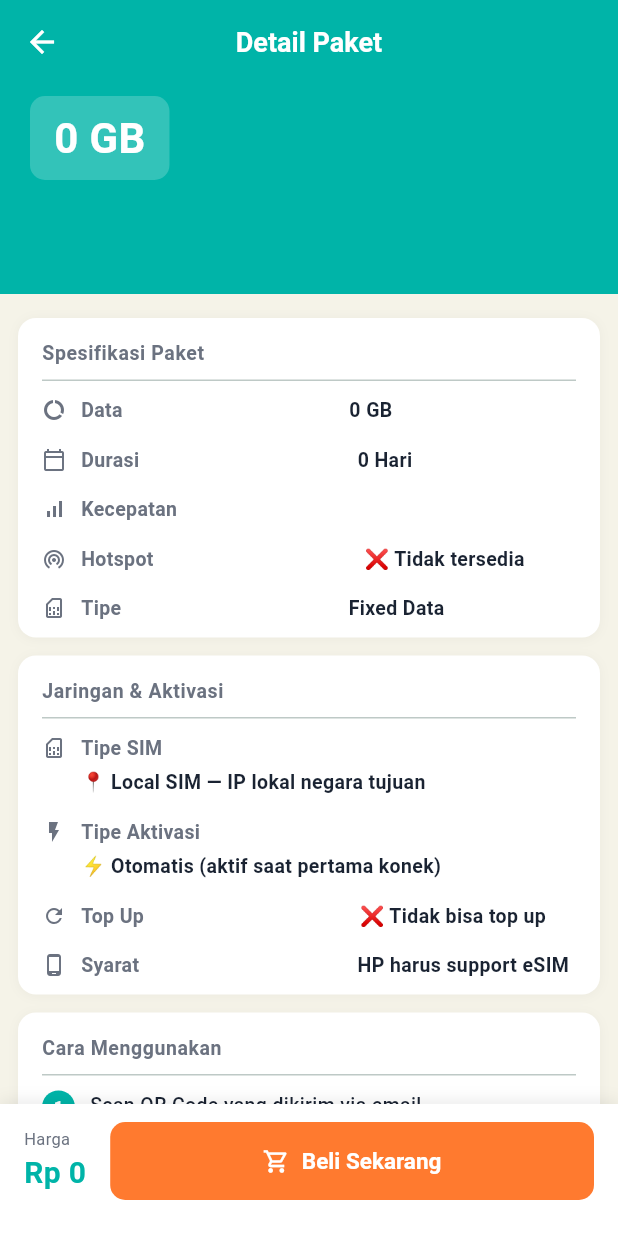
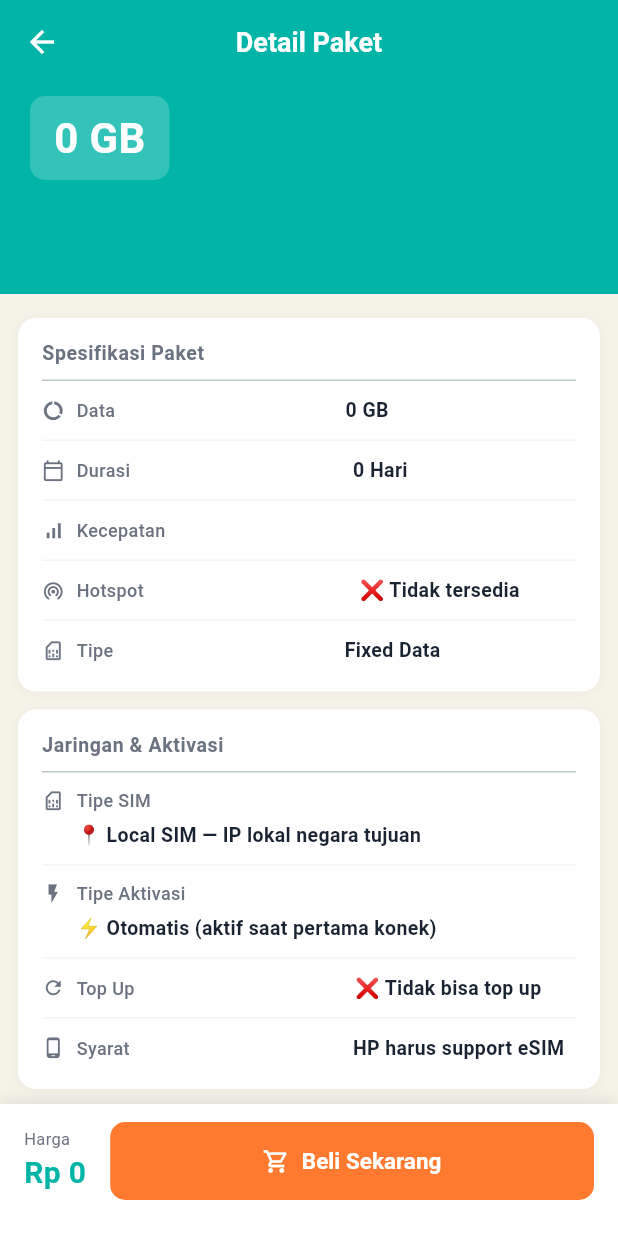
Before and after one commit to Sayuliho/gohosim-flutter, a Flutter app: the PackageDetailScreen screen opened directly with empty values, on a phone screen of 412 x 824 dp. Run offline on Flutter 3.47's test engine with Material 3 defaults, Android fonts, the phone set to English and light mode, and no system bars; our stand-ins replace flutter_secure_storage, go_router, webview_flutter; accounts and stored records are empty.

Commit message:
fix: neaten detail page layout — dividers between rows + consistent padding
- Add thin divider between each _InfoRow for visual separation
- Uniform padding (symmetric horizontal/vertical) on all rows
- Smaller label font (12px w500) vs value font (13px w600) for hierarchy
- Consistent icon size 15px across single and multiline rows

Co-Authored-By: Claude Sonnet 4.6 <noreply@anthropic.com>
Claude-Session: https://claude.ai/code/session_01DcfQx37ayvDtMcdXHL9fQy

```diff
--- a/lib/features/packages/screens/package_detail_screen.dart
+++ b/lib/features/packages/screens/package_detail_screen.dart
@@ -333,8 +333,13 @@ class _Section extends StatelessWidget {
             ),
           ),
           const Divider(height: 1, indent: 16, endIndent: 16),
-          ...children,
-          const SizedBox(height: 6),
+          ...children.expand((child) sync* {
+            yield child;
+            if (child != children.last) {
+              yield const Divider(height: 1, indent: 16, endIndent: 16, color: Color(0xFFF5F5F5));
+            }
+          }),
+          const SizedBox(height: 8),
         ],
       ),
     );
@@ -360,20 +365,20 @@ class _InfoRow extends StatelessWidget {
   Widget build(BuildContext context) {
     if (multiLine) {
       return Padding(
-        padding: const EdgeInsets.fromLTRB(16, 10, 16, 4),
+        padding: const EdgeInsets.symmetric(horizontal: 16, vertical: 10),
         child: Column(
           crossAxisAlignment: CrossAxisAlignment.start,
           children: [
             Row(
               children: [
-                Icon(icon, size: 16, color: AppTheme.textGrey),
-                const SizedBox(width: 10),
-                Text(label, style: const TextStyle(color: AppTheme.textGrey, fontSize: 13, fontWeight: FontWeight.w600)),
+                Icon(icon, size: 15, color: AppTheme.textGrey),
+                const SizedBox(width: 8),
+                Text(label, style: const TextStyle(color: AppTheme.textGrey, fontSize: 12, fontWeight: FontWeight.w500)),
               ],
             ),
-            const SizedBox(height: 4),
+            const SizedBox(height: 5),
             Padding(
-              padding: const EdgeInsets.only(left: 26),
+              padding: const EdgeInsets.only(left: 23),
               child: Text(
                 value,
                 style: TextStyle(
@@ -388,12 +393,12 @@ class _InfoRow extends StatelessWidget {
       );
     }
     return Padding(
-      padding: const EdgeInsets.fromLTRB(16, 10, 16, 4),
+      padding: const EdgeInsets.symmetric(horizontal: 16, vertical: 10),
       child: Row(
         children: [
-          Icon(icon, size: 16, color: AppTheme.textGrey),
-          const SizedBox(width: 10),
-          Text(label, style: const TextStyle(color: AppTheme.textGrey, fontSize: 13, fontWeight: FontWeight.w600)),
+          Icon(icon, size: 15, color: AppTheme.textGrey),
+          const SizedBox(width: 8),
+          Text(label, style: const TextStyle(color: AppTheme.textGrey, fontSize: 12, fontWeight: FontWeight.w500)),
           const Spacer(),
           Flexible(
             child: Text(
```
